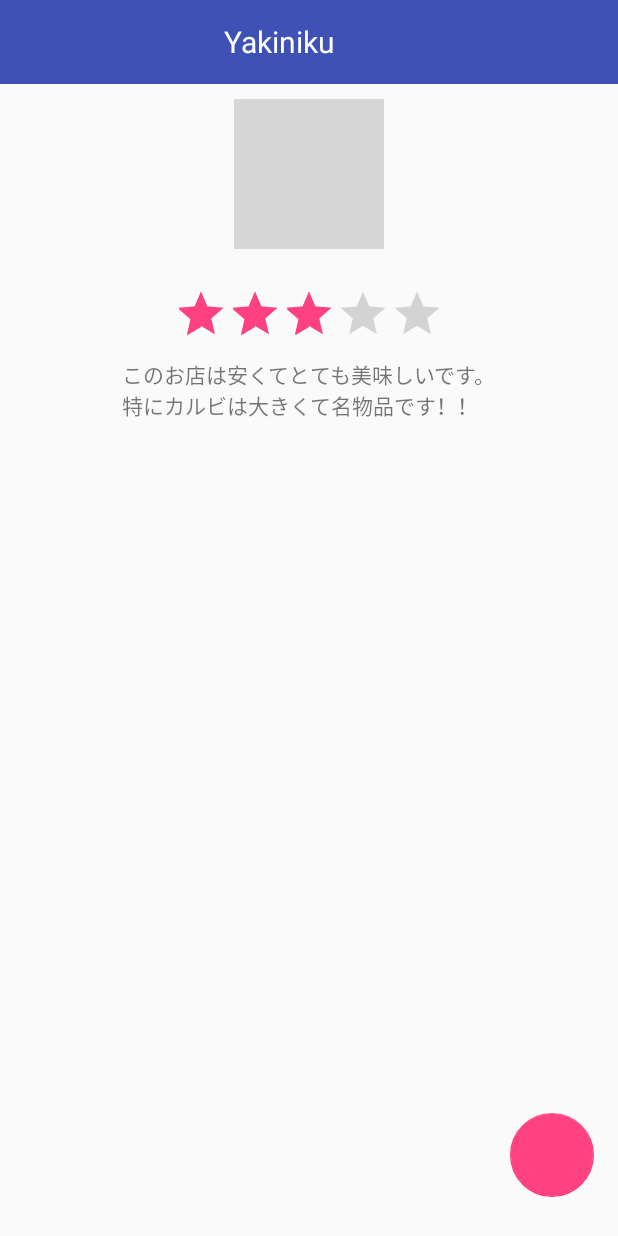
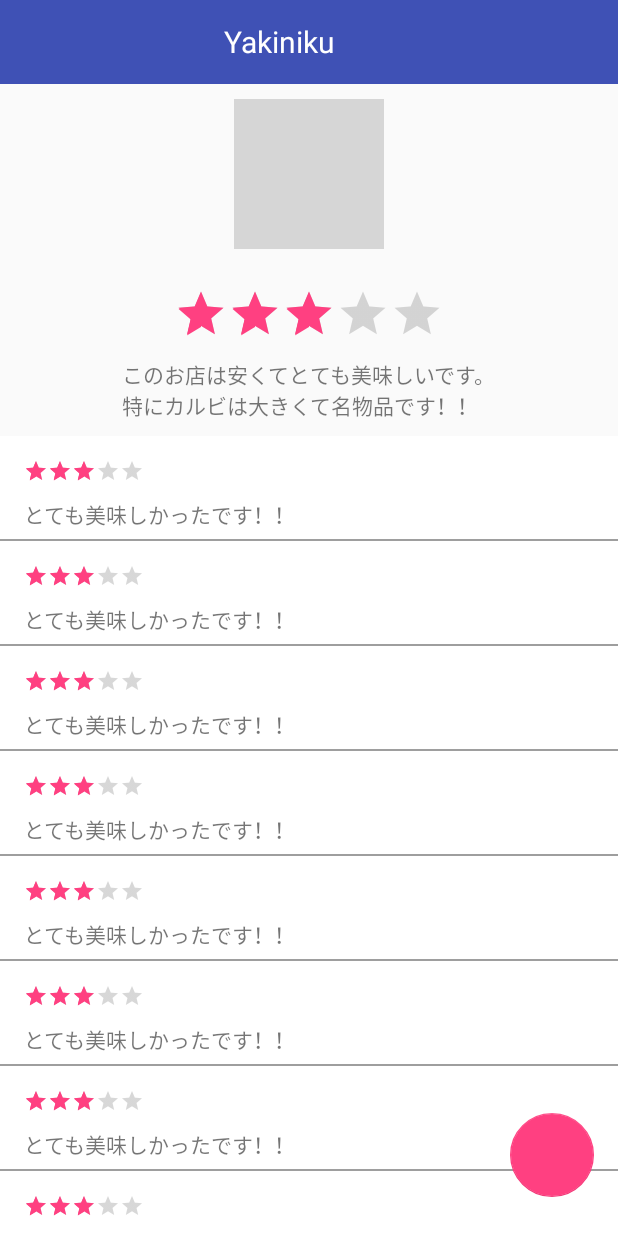
Before and after one commit to Taku24/DocomoHackathonAR, an Android app: the DetailActivity screen opened directly, with no data from a screen before it, on a phone screen of 412 x 824 dp. Run offline under Robolectric (Android 15) with nearby library versions, the phone set to English and light mode, and no system bars; our stand-ins replace ButterKnife; grey boxes are pictures that could not be loaded.

Commit message:
create recyclerView

```diff
--- /dev/null
+++ b/app/src/main/java/docomohackathonar/taku/com/docomohackathonar/Adapter/ListAdapter.java
@@ -0,0 +1,41 @@
+package docomohackathonar.taku.com.docomohackathonar.Adapter;
+
+import android.support.v7.widget.RecyclerView;
+import android.view.LayoutInflater;
+import android.view.View;
+import android.view.ViewGroup;
+
+import butterknife.ButterKnife;
+import docomohackathonar.taku.com.docomohackathonar.R;
+
+/**
+ * Created by taku24 on 2017/08/08.
+ */
+
+public class ListAdapter extends RecyclerView.Adapter<RecyclerView.ViewHolder>{
+
+    @Override
+    public RecyclerView.ViewHolder onCreateViewHolder(ViewGroup parent, int viewType) {
+        View view = LayoutInflater.from(parent.getContext()).inflate(R.layout.item_shop, parent, false);
+        return new ItemViewHolder(view);
+    }
+
+    @Override
+    public void onBindViewHolder(RecyclerView.ViewHolder holder, int position) {
+
+    }
+
+    @Override
+    public int getItemCount() {
+        return 10;
+    }
+
+    static class ItemViewHolder extends RecyclerView.ViewHolder {
+
+        public ItemViewHolder(View itemView) {
+            super(itemView);
+            ButterKnife.bind(this, itemView);
+        }
+    }
+
+}
--- a/app/src/main/java/docomohackathonar/taku/com/docomohackathonar/Screens/DetailActivity.java
+++ b/app/src/main/java/docomohackathonar/taku/com/docomohackathonar/Screens/DetailActivity.java
@@ -2,11 +2,17 @@ package docomohackathonar.taku.com.docomohackathonar.Screens;
 
 import android.os.Bundle;
 import android.support.v7.app.AppCompatActivity;
+import android.support.v7.widget.DefaultItemAnimator;
+import android.support.v7.widget.LinearLayoutManager;
+import android.support.v7.widget.RecyclerView;
 import android.view.View;
 import android.widget.Button;
 
+import java.util.ArrayList;
+
 import butterknife.Bind;
 import butterknife.ButterKnife;
+import docomohackathonar.taku.com.docomohackathonar.Adapter.ListAdapter;
 import docomohackathonar.taku.com.docomohackathonar.R;
 
 /**
@@ -15,11 +21,20 @@ import docomohackathonar.taku.com.docomohackathonar.R;
 
 public class DetailActivity extends AppCompatActivity {
 
+    @Bind(R.id.recyclerView)
+    RecyclerView mRecyclerView;
+
     @Override
     protected void onCreate(Bundle savedInstanceState) {
         super.onCreate(savedInstanceState);
         setContentView(R.layout.activity_detail);
         ButterKnife.bind(this);
+
+        ListAdapter listAdapter = new ListAdapter();
+        final LinearLayoutManager layoutManager = new LinearLayoutManager(this);
+        layoutManager.setOrientation(LinearLayoutManager.VERTICAL);
+        mRecyclerView.setLayoutManager(layoutManager);
+        mRecyclerView.setAdapter(listAdapter);
     }
 
 }
--- /dev/null
+++ b/app/src/main/res/layout/item_shop.xml
@@ -0,0 +1,35 @@
+<?xml version="1.0" encoding="utf-8"?>
+<RelativeLayout xmlns:android="http://schemas.android.com/apk/res/android"
+    android:layout_width="match_parent"
+    android:layout_height="70dp"
+    android:background="@android:color/white"
+    android:orientation="vertical">
+
+    <RatingBar
+        style="?android:attr/ratingBarStyleSmall"
+        android:layout_width="wrap_content"
+        android:layout_height="wrap_content"
+        android:layout_alignParentStart="true"
+        android:layout_alignParentTop="true"
+        android:layout_marginStart="16dp"
+        android:layout_marginTop="15dp"
+        android:rating="3"
+        android:id="@+id/ratingBar2" />
+
+    <TextView
+        android:layout_width="wrap_content"
+        android:layout_height="wrap_content"
+        android:text="とても美味しかったです！！"
+        android:layout_below="@+id/ratingBar2"
+        android:layout_alignStart="@+id/ratingBar2"
+        android:layout_marginTop="10dp" />
+
+    <View
+        android:layout_width="match_parent"
+        android:layout_height="1dp"
+        android:layout_alignParentBottom="true"
+        android:layout_alignParentEnd="true"
+        android:layout_alignParentStart="true"
+        android:background="@color/gray_500" />
+
+</RelativeLayout>
--- a/app/src/main/res/values/styles.xml
+++ b/app/src/main/res/values/styles.xml
@@ -8,4 +8,9 @@
         <item name="colorAccent">@color/colorAccent</item>
     </style>
 
+    <style name="ratingBar" parent="android:Widget.RatingBar">
+        <item name="android:maxHeight">5dp</item>
+        <item name="android:maxWidth">20dp</item>
+    </style>
+
 </resources>
```
